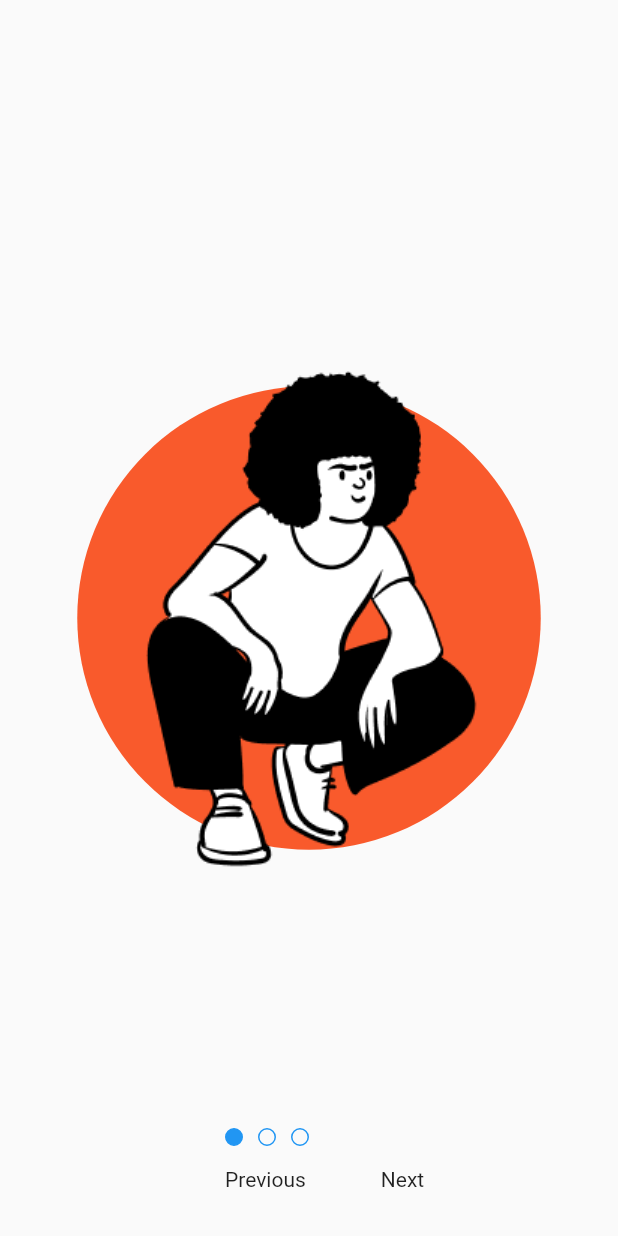
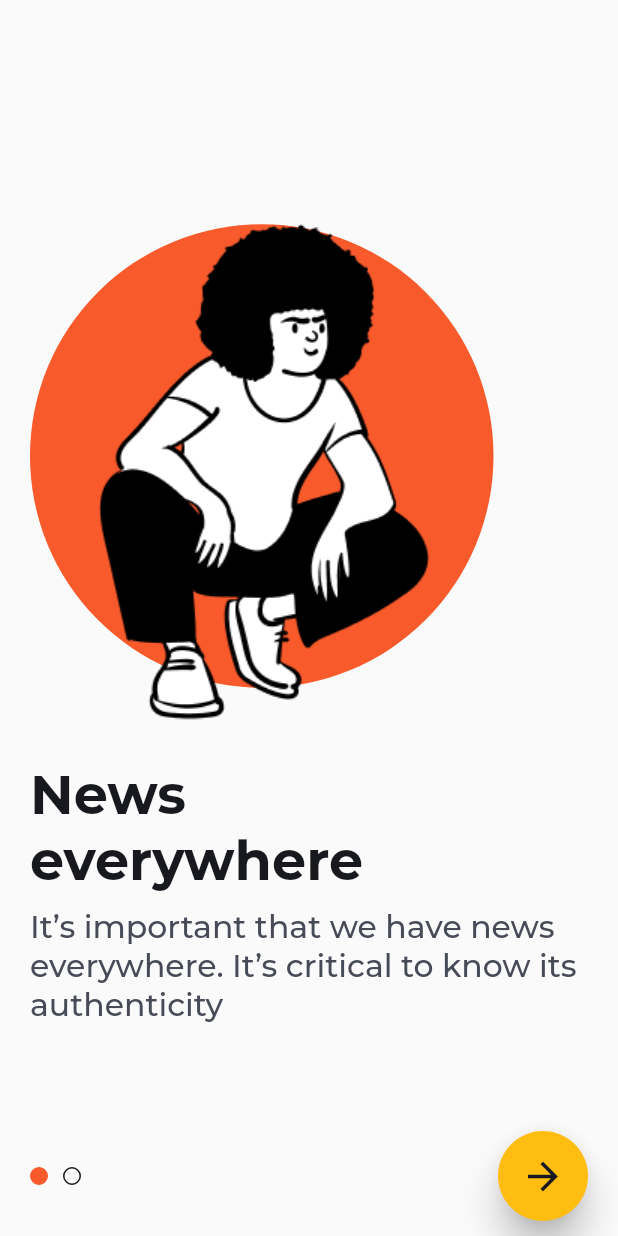
Before and after one commit to cyuket/flutter_new_app, a Flutter app: the screen it shows after launch, on a phone screen of 412 x 824 dp. Run offline on Flutter 3.47's test engine with Material 2 defaults, Android fonts, the phone set to English and light mode, and no system bars; our stand-ins replace get_it, google_fonts.

Commit message:
Onboarding Screen

```diff
--- a/lib/ui/views/onbording.dart
+++ b/lib/ui/views/onbording.dart
@@ -1,6 +1,9 @@
 import 'package:flutter/material.dart';
 import 'package:news_api/constant/app_assets.dart';
 import 'package:news_api/ui/shared/app_colors.dart';
+
+import 'package:news_api/ui/shared/ui_helpers.dart';
+import 'package:news_api/ui/widgets/onboarding_page.dart';
 
 class OnboardingView extends StatefulWidget {
   @override
@@ -16,10 +19,6 @@ class _OnboardingViewState extends State<OnboardingView> {
 
   nextFunction() {
     _pageController.nextPage(duration: _kDuration, curve: _kCurve);
-  }
-
-  previousFunction() {
-    _pageController.previousPage(duration: _kDuration, curve: _kCurve);
   }
 
   onChangedFunction(int index) {
@@ -49,35 +48,31 @@ class _OnboardingViewState extends State<OnboardingView> {
             controller: _pageController,
             onPageChanged: onChangedFunction,
             children: <Widget>[
-              Container(
-                child: Column(
-                  crossAxisAlignment: CrossAxisAlignment.center,
-                  mainAxisAlignment: MainAxisAlignment.center,
-                  children: [
-                    Stack(
-                      alignment: Alignment.center,
-                      children: [
-                        Container(
-                          width: 309,
-                          height: 309,
-                          decoration: BoxDecoration(
-                              borderRadius: BorderRadius.circular(309),
-                              color: AppColors.onboardingRed),
+              OnboardingPage(
+                image: AppAssets.onboarding1,
+                backgroundColor: AppColors.onboardingRed,
+                heading: "News everywhere",
+                subHeading:
+                    "It’s important that we have news everywhere. It’s critical to know its authenticity",
               ),
-                        Image.asset(AppAssets.onboarding1)
-                      ],
-                    )
-                  ],
+              OnboardingPage(
+                image: AppAssets.onboarding2,
+                backgroundColor: Color(0xff00C6AE),
+                heading: "It’s fresh and thrilling",
+                subHeading:
+                    "It’s very important to know that the news you consume is fresh and authentic",
               ),
-              ),
-              Container(child: Center(child: Text("Second Screen"))),
-              Container(child: Center(child: Text("Third Screen")))
             ],
           ),
           Positioned(
-            bottom: 60,
-            left: 150,
+            bottom: 10,
+            child: Container(
+              width: screenWidth(context),
+              padding: const EdgeInsets.symmetric(horizontal: 20.0),
               child: Row(
+                mainAxisAlignment: MainAxisAlignment.spaceBetween,
+                children: [
+                  Row(
                     mainAxisSize: MainAxisSize.max,
                     mainAxisAlignment: MainAxisAlignment.center,
                     crossAxisAlignment: CrossAxisAlignment.center,
@@ -93,57 +88,37 @@ class _OnboardingViewState extends State<OnboardingView> {
                         positionIndex: 1,
                         currentIndex: currentIndex,
                       ),
-                SizedBox(
-                  width: 10,
-                ),
-                Indicator(
-                  positionIndex: 2,
-                  currentIndex: currentIndex,
-                ),
                     ],
                   ),
+                  InkWell(
+                    onTap: () {
+                      if (currentIndex == 1) {}
+                      nextFunction();
+                    },
+                    child: Material(
+                      elevation: 10,
+                      shadowColor: Colors.black,
+                      color: AppColors.yellow,
+                      borderRadius: BorderRadius.circular(100),
+                      child: Container(
+                        height: 60,
+                        width: 60,
+                        child: Center(
+                          child: Icon(
+                            Icons.arrow_forward,
+                            color: AppColors.textColor,
+                            size: 30,
                           ),
-          Positioned(
-            bottom: 30,
-            left: 130,
-            child: Padding(
-              padding: const EdgeInsets.symmetric(horizontal: 20.0),
-              child: Container(
-                child: Row(
-                  mainAxisSize: MainAxisSize.max,
-                  mainAxisAlignment: MainAxisAlignment.spaceBetween,
-                  children: <Widget>[
-                    InkWell(
-                        onTap: () => previousFunction(),
-                        child: Text("Previous")),
-                    SizedBox(
-                      width: 50,
-                    ),
-                    InkWell(onTap: () => nextFunction(), child: Text("Next"))
-                  ],
                         ),
                       ),
                     ),
                   )
                 ],
               ),
+            ),
+          ),
+        ],
+      ),
     );
   }
 }
-
-class Indicator extends StatelessWidget {
-  final int positionIndex, currentIndex;
-  const Indicator({this.currentIndex, this.positionIndex});
-  @override
-  Widget build(BuildContext context) {
-    return Container(
-      height: 12,
-      width: 12,
-      decoration: BoxDecoration(
-          border: Border.all(color: Colors.blue),
-          color:
-              positionIndex == currentIndex ? Colors.blue : Colors.transparent,
-          borderRadius: BorderRadius.circular(100)),
-    );
-  }
-}
--- /dev/null
+++ b/lib/ui/widgets/onboarding_page.dart
@@ -0,0 +1,85 @@
+import 'package:flutter/material.dart';
+import 'package:news_api/ui/shared/app_colors.dart';
+import 'package:news_api/ui/shared/shared_styles.dart';
+import 'package:news_api/ui/shared/ui_helpers.dart';
+
+class OnboardingPage extends StatelessWidget {
+  final String heading, subHeading, image;
+  final Color backgroundColor;
+
+  const OnboardingPage(
+      {this.backgroundColor, this.heading, this.subHeading, this.image});
+
+  @override
+  Widget build(BuildContext context) {
+    return Container(
+      padding: EdgeInsets.symmetric(horizontal: 20),
+      child: Column(
+        crossAxisAlignment: CrossAxisAlignment.start,
+        mainAxisAlignment: MainAxisAlignment.center,
+        children: [
+          Stack(
+            alignment: Alignment.center,
+            children: [
+              Container(
+                width: 309,
+                height: 309,
+                decoration: BoxDecoration(
+                    borderRadius: BorderRadius.circular(309),
+                    color: backgroundColor),
+              ),
+              Padding(
+                padding: const EdgeInsets.only(top: 20.0),
+                child: Image.asset(image),
+              ),
+            ],
+          ),
+          verticalSpace(20),
+          SizedBox(
+            width: 300,
+            child: Text(
+              heading,
+              style: textStyle.copyWith(
+                color: AppColors.textColor,
+                fontSize: 36,
+                fontWeight: FontWeight.bold,
+              ),
+            ),
+          ),
+          verticalSpace(10),
+          Text(
+            subHeading,
+            style: textStyle.copyWith(
+              color: AppColors.textColor2,
+              fontSize: 21,
+              fontWeight: FontWeight.w500,
+            ),
+          ),
+          verticalSpace(20)
+        ],
+      ),
+    );
+  }
+}
+
+class Indicator extends StatelessWidget {
+  final int positionIndex, currentIndex;
+  const Indicator({this.currentIndex, this.positionIndex});
+  @override
+  Widget build(BuildContext context) {
+    return Container(
+      height: 12,
+      width: 12,
+      decoration: BoxDecoration(
+          border: Border.all(
+            color: positionIndex == currentIndex
+                ? AppColors.onboardingRed
+                : AppColors.textColor,
+          ),
+          color: positionIndex == currentIndex
+              ? AppColors.onboardingRed
+              : Colors.transparent,
+          borderRadius: BorderRadius.circular(100)),
+    );
+  }
+}
```
Also changed, not shown: 1 other file. Lines whose indentation alone changed are shown as unchanged.
